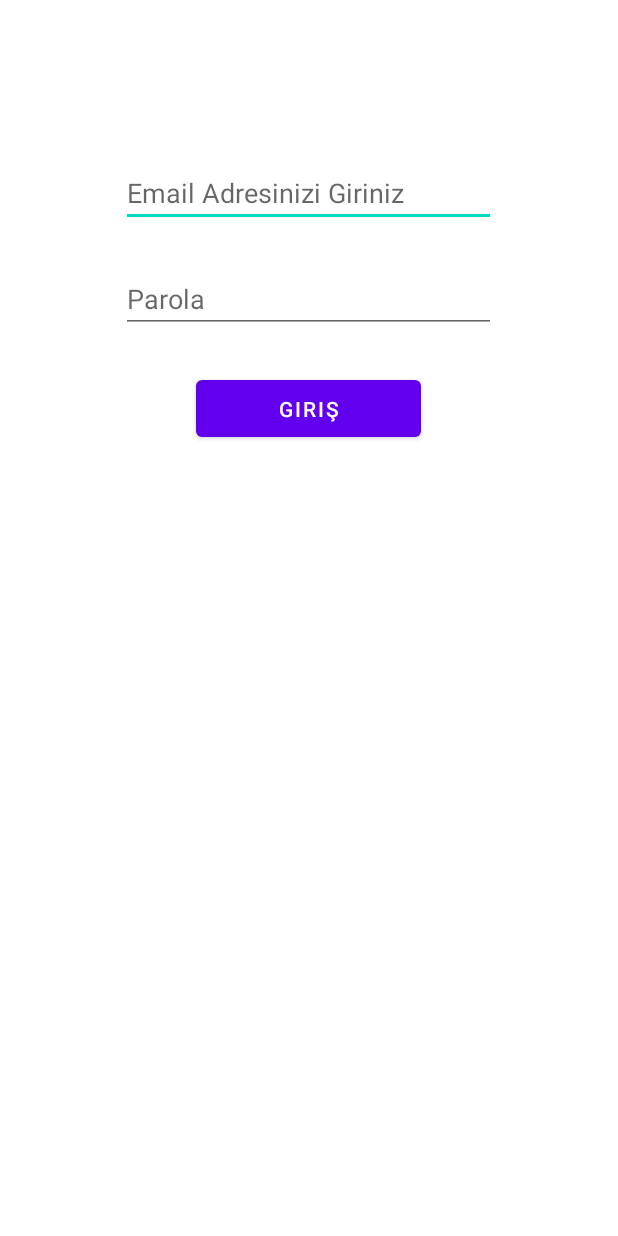
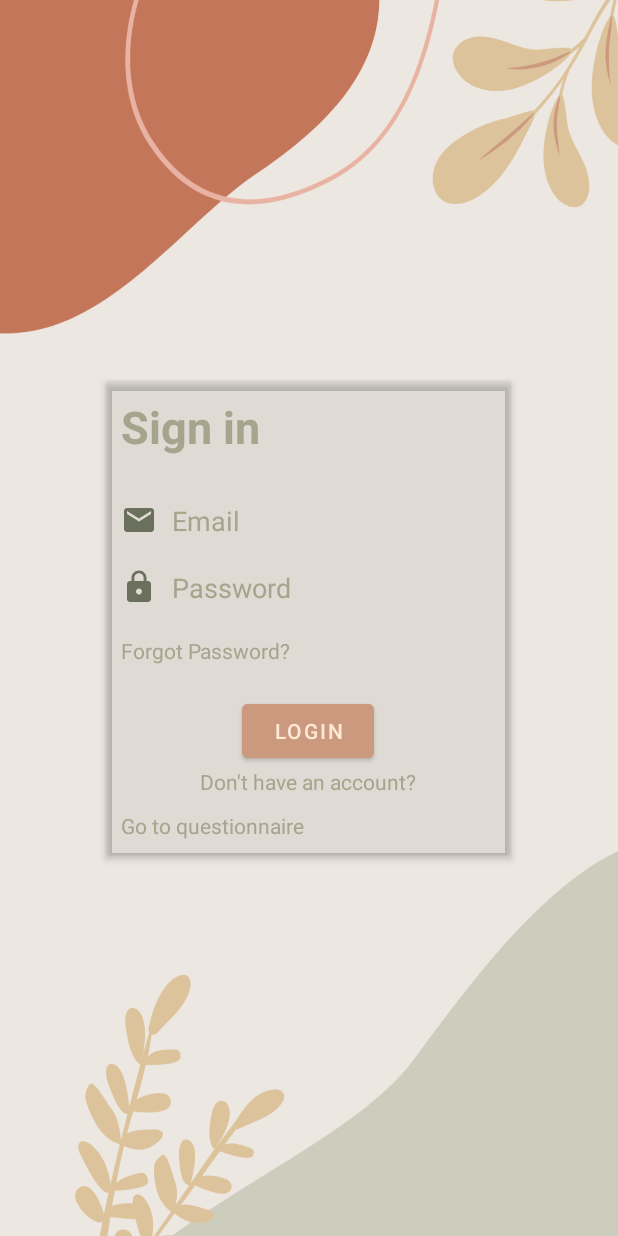
Before and after one commit to AdnanEkici/3-1_Arada_Android, an Android app: the screen it shows after launch (LoginActivity), on a phone screen of 412 x 824 dp. Run offline under Robolectric (Android 15) with nearby library versions, the phone set to English and light mode, and no system bars.

Commit message:
login ui tasarimi yapildi

```diff
--- a/app/build.gradle
+++ b/app/build.gradle
@@ -32,6 +32,7 @@ dependencies {
 
     implementation 'androidx.appcompat:appcompat:1.4.0'
     implementation 'com.google.android.material:material:1.4.0'
+    implementation "androidx.cardview:cardview:1.0.0"
     implementation 'androidx.constraintlayout:constraintlayout:2.1.2'
     testImplementation 'junit:junit:4.+'
     androidTestImplementation 'androidx.test.ext:junit:1.1.3'
--- /dev/null
+++ b/app/src/main/res/drawable/ic_baseline_lock_24.xml
@@ -0,0 +1,10 @@
+<vector xmlns:android="http://schemas.android.com/apk/res/android"
+    android:width="24dp"
+    android:height="24dp"
+    android:viewportWidth="24"
+    android:viewportHeight="24"
+    android:tint="?attr/colorControlNormal">
+  <path
+      android:fillColor="@android:color/white"
+      android:pathData="M18,8h-1L17,6c0,-2.76 -2.24,-5 -5,-5S7,3.24 7,6v2L6,8c-1.1,0 -2,0.9 -2,2v10c0,1.1 0.9,2 2,2h12c1.1,0 2,-0.9 2,-2L20,10c0,-1.1 -0.9,-2 -2,-2zM12,17c-1.1,0 -2,-0.9 -2,-2s0.9,-2 2,-2 2,0.9 2,2 -0.9,2 -2,2zM15.1,8L8.9,8L8.9,6c0,-1.71 1.39,-3.1 3.1,-3.1 1.71,0 3.1,1.39 3.1,3.1v2z"/>
+</vector>
--- /dev/null
+++ b/app/src/main/res/drawable/ic_baseline_mail_24.xml
@@ -0,0 +1,10 @@
+<vector xmlns:android="http://schemas.android.com/apk/res/android"
+    android:width="24dp"
+    android:height="24dp"
+    android:viewportWidth="24"
+    android:viewportHeight="24"
+    android:tint="?attr/colorControlNormal">
+  <path
+      android:fillColor="@android:color/white"
+      android:pathData="M20,4L4,4c-1.1,0 -1.99,0.9 -1.99,2L2,18c0,1.1 0.9,2 2,2h16c1.1,0 2,-0.9 2,-2L22,6c0,-1.1 -0.9,-2 -2,-2zM20,8l-8,5 -8,-5L4,6l8,5 8,-5v2z"/>
+</vector>
--- a/app/src/main/res/layout/activity_login.xml
+++ b/app/src/main/res/layout/activity_login.xml
@@ -4,6 +4,7 @@
     xmlns:tools="http://schemas.android.com/tools"
     android:layout_width="match_parent"
     android:layout_height="match_parent"
+    android:background="@drawable/login"
     tools:context=".LoginActivity">
 
 
@@ -11,45 +12,108 @@
         android:id="@+id/LoginToolbarID"
         android:layout_width="match_parent"
         android:layout_height="wrap_content"
-        android:background="#FD0B0B"
         android:visibility="invisible" />
 
+    <androidx.cardview.widget.CardView
+        android:layout_width="270dp"
+        android:layout_height="wrap_content"
+        android:layout_centerHorizontal="true"
+        android:layout_centerVertical="true"
+        android:layout_margin="50dp"
+        app:cardBackgroundColor="#20808080"
+        app:cardElevation="3dp">
+
+        <LinearLayout
+            android:layout_width="match_parent"
+            android:layout_height="match_parent"
+            android:orientation="vertical">
+
+            <TextView
+                android:id="@+id/signin"
+                android:layout_width="match_parent"
+                android:layout_height="wrap_content"
+                android:layout_marginLeft="10dp"
+                android:layout_marginTop="10dp"
+                android:layout_marginBottom="20dp"
+                android:text="Sign in"
+                android:textColor="@color/green2"
+                android:textSize="30dp"
+                android:textStyle="bold" />
 
             <EditText
                 android:id="@+id/LoginEditTextEmailID"
-        android:layout_width="250dp"
-        android:layout_height="wrap_content"
-        android:layout_below="@id/LoginToolbarID"
-        android:layout_centerInParent="true"
-        android:layout_marginTop="50dp"
-        android:gravity="center|left"
-        android:hint="Email Adresinizi Giriniz"
-        android:maxLines="1" />
-
+                android:layout_width="match_parent"
+                android:layout_height="match_parent"
+                android:background="#00000000"
+                android:drawableLeft="@drawable/ic_baseline_mail_24"
+                android:drawablePadding="10dp"
+                android:drawableTint="@color/green3"
+                android:hint="Email"
+                android:maxLines="1"
+                android:padding="10dp"
+                android:textColor="@color/green2"
+                android:textColorHint="@color/green2" />
 
             <EditText
                 android:id="@+id/LoginEditTextPasswordID"
+                android:layout_width="match_parent"
+                android:layout_height="match_parent"
+                android:background="#00000000"
+                android:drawableLeft="@drawable/ic_baseline_lock_24"
+                android:drawablePadding="10dp"
+                android:drawableTint="@color/green3"
+                android:hint="Password"
+                android:inputType="textPassword"
+                android:maxLines="1"
+                android:padding="10dp"
+                android:textColor="@color/green2"
+                android:textColorHint="@color/green2"
+                tools:ignore="RtlHardcoded" />
+
+            <TextView
+                android:id="@+id/forgotPass"
+                android:layout_width="match_parent"
+                android:layout_height="match_parent"
+                android:layout_margin="10dp"
+                android:text="Forgot Password?"
+                android:textColor="@color/green2"
+
+                />
+
+            <com.google.android.material.button.MaterialButton
                 android:layout_width="wrap_content"
                 android:layout_height="wrap_content"
-        android:layout_below="@id/LoginEditTextEmailID"
-        android:layout_alignStart="@id/LoginEditTextEmailID"
-        android:layout_alignEnd="@id/LoginEditTextEmailID"
-        android:layout_marginTop="25dp"
-        android:gravity="center|left"
-        android:hint="Parola"
-        android:inputType="textPassword"
-        android:maxLines="1"
-        tools:ignore="RtlHardcoded" />
+                android:layout_gravity="center_horizontal"
+                android:layout_marginTop="10dp"
+                android:backgroundTint="@color/brown3"
+                android:onClick="loginBtnAction"
+                android:text="LOGIN"
+                android:textColor="@color/beige" />
+
+            <TextView
+                android:layout_width="wrap_content"
+                android:layout_height="wrap_content"
+                android:layout_centerHorizontal="true"
+                android:layout_gravity="center_horizontal"
+                android:layout_marginBottom="10dp"
+                android:text="Don't have an account?"
+                android:textColor="@color/green2"
+                />
+
+            <TextView
+                android:layout_width="wrap_content"
+                android:layout_height="wrap_content"
+                android:layout_gravity="left"
+                android:layout_marginLeft="10dp"
+                android:layout_marginBottom="10dp"
+                android:text="Go to questionnaire"
+                android:textColor="@color/green2"
+                />
 
 
-    <Button
-        android:layout_width="150dp"
-        android:layout_height="50dp"
-        android:text="Giriş"
-        android:onClick="loginBtnAction"
-        android:layout_below="@id/LoginEditTextPasswordID"
-        android:layout_centerHorizontal="true"
-        android:layout_marginTop="25dp"/>
+        </LinearLayout>
+
+    </androidx.cardview.widget.CardView>
 
 
 </RelativeLayout>
--- a/app/src/main/res/values/colors.xml
+++ b/app/src/main/res/values/colors.xml
@@ -7,4 +7,11 @@
     <color name="teal_700">#FF018786</color>
     <color name="black">#FF000000</color>
     <color name="white">#FFFFFFFF</color>
+    <color name="brown4">#C3765A</color>
+    <color name="brown3">#CB997E</color>
+    <color name="brown2">#DDBEA9</color>
+    <color name="beige">#FFE8D6</color>
+    <color name="green">#B7B7A4</color>
+    <color name="green2">#A5A58D</color>
+    <color name="green3">#6B705C</color>
 </resources>
```
Also changed, not shown: app/src/main/res/drawable/login.png (added), app/src/main/res/drawable/register.png (added). Lines whose indentation alone changed are shown as unchanged.
